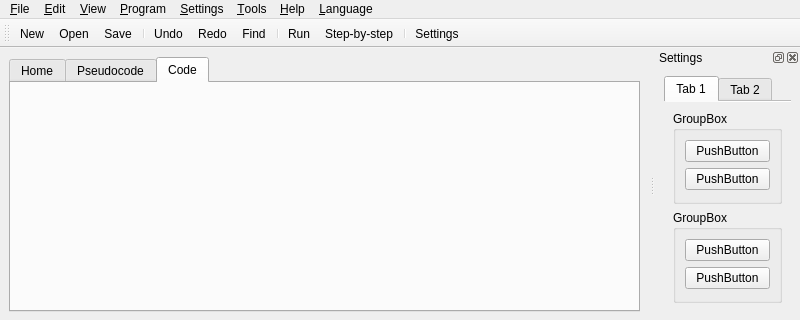
First picture: the form in src/forms/ui_mainwindow.ui, repository TuringApp/Turing, before the edit; both pictures show x 0 to 800 and y 0 to 320 of the 800 by 600 pixel window.
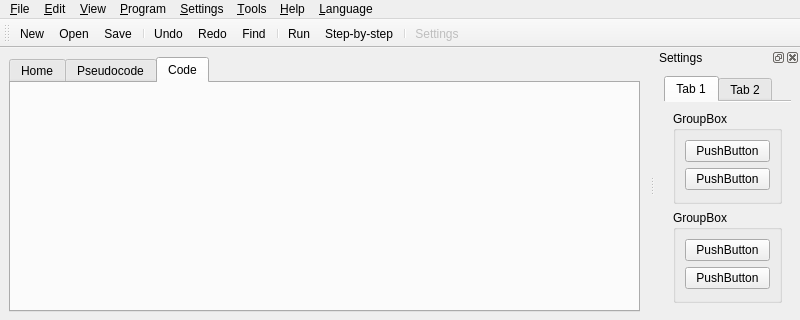
Second picture: the form after the edit. Icons and pictures are not drawn.

The edit to the form file:
```diff
--- a/src/forms/ui_mainwindow.ui
+++ b/src/forms/ui_mainwindow.ui
@@ -615,6 +615,12 @@
    </property>
   </action>
   <action name="actionSettings">
+   <property name="checkable">
+    <bool>false</bool>
+   </property>
+   <property name="enabled">
+    <bool>false</bool>
+   </property>
    <property name="icon">
     <iconset resource="../turing.qrc">
      <normaloff>:/action/media/settings.png</normaloff>:/action/media/settings.png</iconset>
```
Left out of the diff: 15 changed lines with no effect on the pictures.
